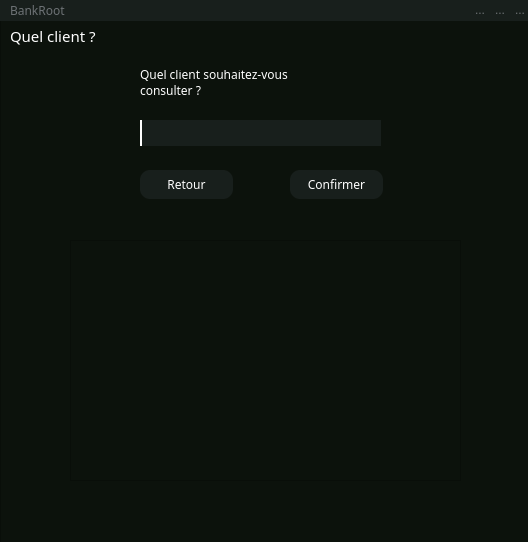
This is quel_client.ui in SparqueeZ/Bank-Root as Qt 5 draws it before an edit. The edited form follows.
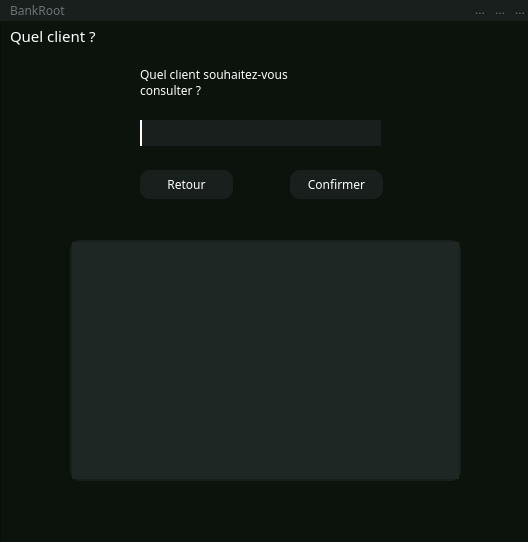
This is the edited form. Icons and pictures are not drawn.

Commit message: GUI amélioré

The edit to the form file:
```diff
--- a/quel_client.ui
+++ b/quel_client.ui
@@ -295,6 +295,67 @@
       <height>241</height>
      </rect>
     </property>
+    <property name="styleSheet">
+     <string notr="true">/* Style pour la ScrollArea */
+QScrollArea {
+    border: 2px solid #181F1C; /* Bordure sombre */
+    border-radius: 10px; /* Coins arrondis */
+}
+
+/* Style pour le contenu interne */
+QScrollArea QWidget {
+    background-color: #1E2723; /* Couleur de fond sombre */
+}
+
+/* Style pour la barre de défilement verticale */
+QScrollBar:vertical {
+    border: none;
+    background: #1E2723; /* Fond sombre */
+    width: 10px; /* Largeur */
+    margin: 0px 0px 0px 0px;
+}
+
+/* Style pour la poignée de la barre de défilement verticale */
+QScrollBar::handle:vertical {
+    background: #35443D; /* Couleur de la poignée */
+    min-height: 20px; /* Hauteur minimale */
+    border-radius: 5px; /* Coins arrondis */
+}
+
+/* Style pour les boutons de la barre de défilement verticale */
+QScrollBar::add-line:vertical {
+    background: none;
+}
+
+QScrollBar::sub-line:vertical {
+    background: none;
+}
+
+/* Style pour la barre de défilement horizontale */
+QScrollBar:horizontal {
+    border: none;
+    background: #1E2723; /* Fond sombre */
+    height: 10px; /* Hauteur */
+    margin: 0px 0px 0px 0px;
+}
+
+/* Style pour la poignée de la barre de défilement horizontale */
+QScrollBar::handle:horizontal {
+    background: #35443D; /* Couleur de la poignée */
+    min-width: 20px; /* Largeur minimale */
+    border-radius: 5px; /* Coins arrondis */
+}
+
+/* Style pour les boutons de la barre de défilement horizontale */
+QScrollBar::add-line:horizontal {
+    background: none;
+}
+
+QScrollBar::sub-line:horizontal {
+    background: none;
+}
+</string>
+    </property>
     <property name="widgetResizable">
      <bool>true</bool>
     </property>
@@ -303,8 +364,8 @@
       <rect>
        <x>0</x>
        <y>0</y>
-       <width>389</width>
-       <height>239</height>
+       <width>387</width>
+       <height>237</height>
       </rect>
      </property>
     </widget>
```
The commit also changes 6 other files.
